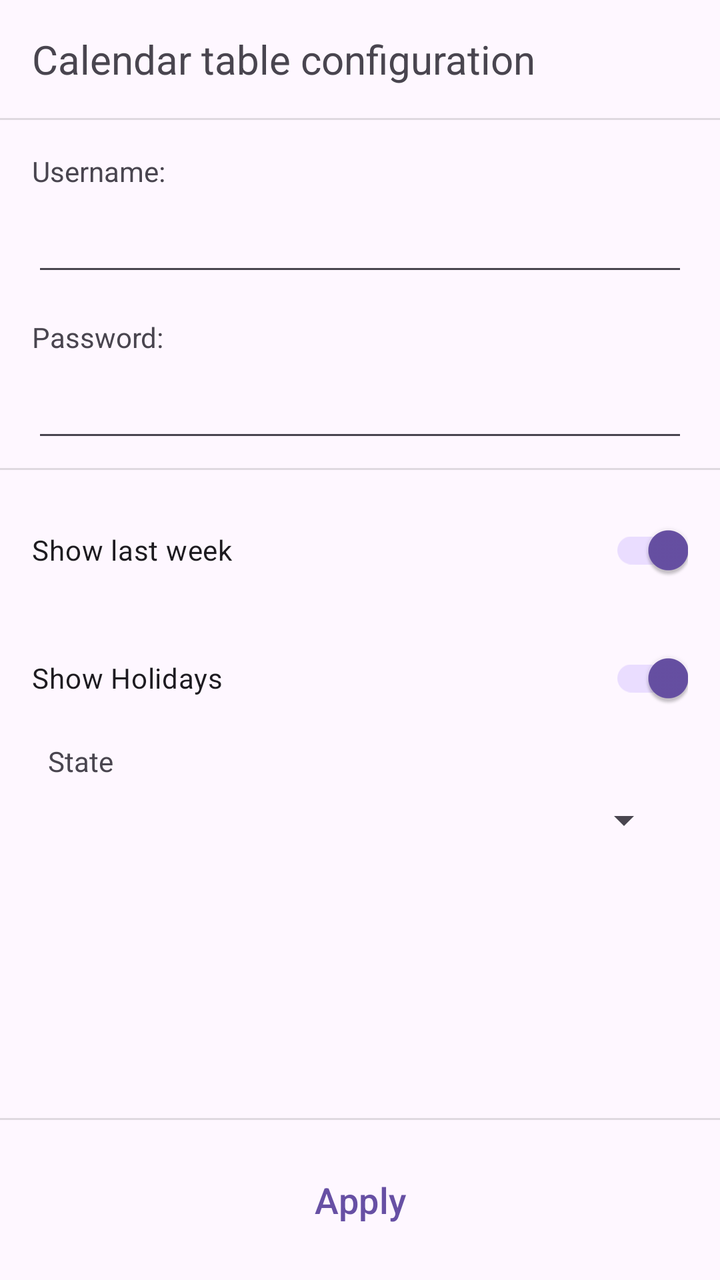
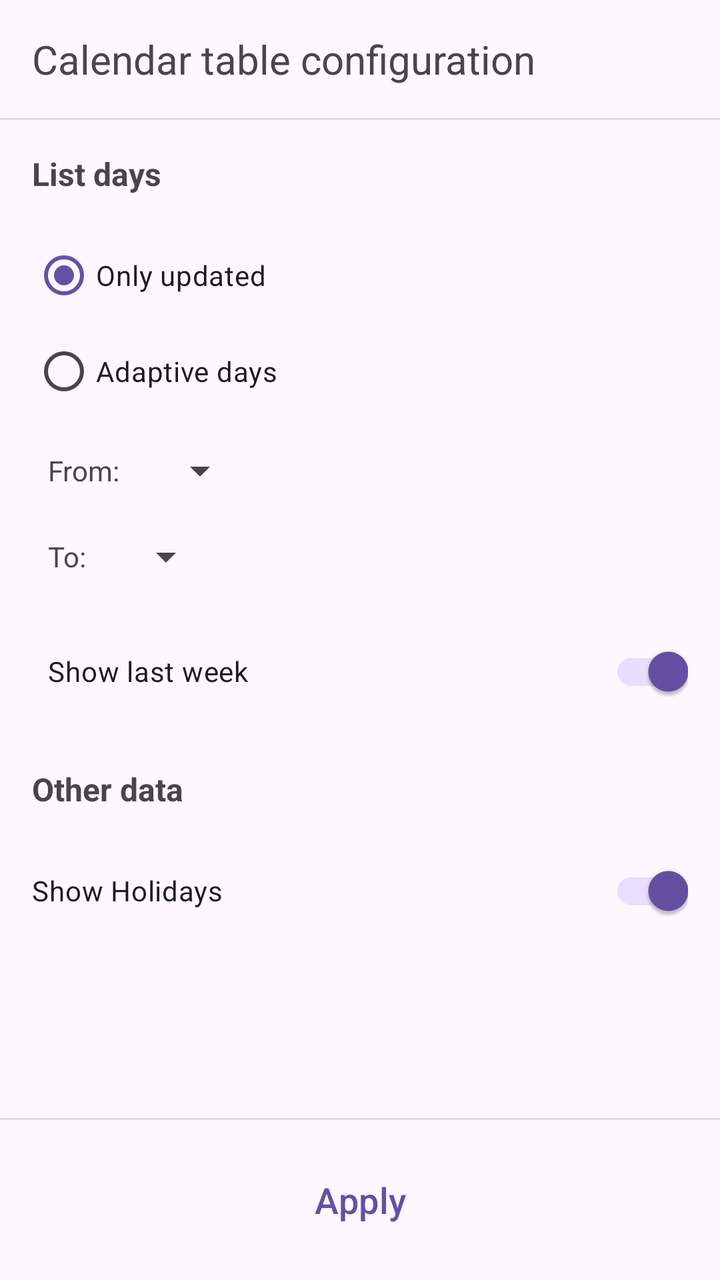

An Android layout rendered at two revisions. The XML below is the earlier revision; the diff shows what the commit changed to produce the second picture.
<!-- AndroidManifest.xml: application theme Theme.SMTweaks -->
<!-- res/layout/calendar_configuration_activity.xml -->
<?xml version="1.0" encoding="utf-8"?>
<androidx.constraintlayout.widget.ConstraintLayout xmlns:android="http://schemas.android.com/apk/res/android"
    xmlns:app="http://schemas.android.com/apk/res-auto"
    android:layout_width="match_parent"
    android:layout_height="match_parent"
    android:fitsSystemWindows="true">

    <ScrollView
        android:layout_width="match_parent"
        android:layout_height="0dp"
        app:layout_constraintBottom_toTopOf="@+id/divider3"
        app:layout_constraintEnd_toEndOf="parent"
        app:layout_constraintStart_toStartOf="parent"
        app:layout_constraintTop_toTopOf="parent">

        <androidx.constraintlayout.widget.ConstraintLayout
            android:layout_width="match_parent"
            android:layout_height="wrap_content">

            <TextView
                android:id="@+id/calendar_config_header"
                android:layout_width="wrap_content"
                android:layout_height="wrap_content"
                android:layout_marginStart="16dp"
                android:layout_marginTop="16dp"
                android:text="@string/calendar_table_widget_configuration"
                android:textSize="20sp"
                app:layout_constraintStart_toStartOf="parent"
                app:layout_constraintTop_toTopOf="parent" />

            <View
                android:id="@+id/divider"
                android:layout_width="match_parent"
                android:layout_height="1dp"
                android:layout_marginTop="16dp"
                android:background="?android:attr/listDivider"
                app:layout_constraintStart_toStartOf="parent"
                app:layout_constraintTop_toBottomOf="@+id/calendar_config_header" />

            <TextView
                android:id="@+id/calendar_config_username_text"
                android:layout_width="wrap_content"
                android:layout_height="wrap_content"
                android:layout_marginStart="16dp"
                android:layout_marginTop="16dp"
                android:text="@string/calendar_widget_configuration_username"
                app:layout_constraintStart_toStartOf="parent"
                app:layout_constraintTop_toBottomOf="@+id/divider" />

            <EditText
                android:id="@+id/calendar_config_username"
                android:layout_width="0dp"
                android:layout_height="48dp"
                android:layout_marginStart="16dp"
                android:layout_marginEnd="16dp"
                android:autofillHints="username"
                android:ems="10"
                android:inputType="textEmailAddress"
                app:layout_constraintEnd_toEndOf="parent"
                app:layout_constraintStart_toStartOf="parent"
                app:layout_constraintTop_toBottomOf="@+id/calendar_config_username_text" />

            <TextView
                android:id="@+id/calendar_config_password_text"
                android:layout_width="wrap_content"
                android:layout_height="wrap_content"
                android:layout_marginStart="16dp"
                android:layout_marginTop="16dp"
                android:text="@string/calendar_widget_configuration_password"
                app:layout_constraintStart_toStartOf="parent"
                app:layout_constraintTop_toBottomOf="@+id/calendar_config_username" />

            <EditText
                android:id="@+id/calendar_config_password"
                android:layout_width="0dp"
                android:layout_height="48dp"
                android:layout_marginStart="16dp"
                android:layout_marginEnd="16dp"
                android:autofillHints="password"
                android:ems="10"
                android:inputType="textPassword"
                app:layout_constraintEnd_toEndOf="parent"
                app:layout_constraintStart_toStartOf="parent"
                app:layout_constraintTop_toBottomOf="@+id/calendar_config_password_text" />

            <View
                android:id="@+id/divider2"
                android:layout_width="match_parent"
                android:layout_height="1dp"
                android:layout_marginTop="8dp"
                android:background="?android:attr/listDivider"
                app:layout_constraintStart_toStartOf="parent"
                app:layout_constraintTop_toBottomOf="@+id/calendar_config_password" />

            <androidx.appcompat.widget.SwitchCompat
                android:id="@+id/calendar_config_save_week"
                android:layout_width="0dp"
                android:layout_height="48dp"
                android:layout_marginStart="16dp"
                android:layout_marginTop="16dp"
                android:layout_marginEnd="16dp"
                android:checked="true"
                android:text="@string/calendar_widget_configuration_show_last_week_switch"
                app:layout_constraintEnd_toEndOf="parent"
                app:layout_constraintStart_toStartOf="parent"
                app:layout_constraintTop_toBottomOf="@+id/divider2" />

            <androidx.appcompat.widget.SwitchCompat
                android:id="@+id/calendar_config_show_holidays"
                android:layout_width="0dp"
                android:layout_height="48dp"
                android:layout_marginStart="16dp"
                android:layout_marginTop="16dp"
                android:layout_marginEnd="16dp"
                android:checked="true"
                android:text="@string/calendar_config_show_holidays"
                app:layout_constraintEnd_toEndOf="parent"
                app:layout_constraintStart_toStartOf="parent"
                app:layout_constraintTop_toBottomOf="@+id/calendar_config_save_week" />

            <TextView
                android:id="@+id/calendar_config_state_text"
                android:layout_width="wrap_content"
                android:layout_height="wrap_content"
                android:layout_marginStart="24dp"
                android:layout_marginTop="8dp"
                android:text="@string/calendar_widget_configuration_state"
                app:layout_constraintStart_toStartOf="parent"
                app:layout_constraintTop_toBottomOf="@+id/calendar_config_show_holidays" />

            <Spinner
                android:id="@+id/calendar_config_state"
                android:layout_width="match_parent"
                android:layout_height="wrap_content"
                android:layout_marginStart="24dp"
                android:layout_marginTop="8dp"
                android:layout_marginEnd="24dp"
                app:layout_constraintEnd_toEndOf="parent"
                app:layout_constraintStart_toStartOf="parent"
                app:layout_constraintTop_toBottomOf="@+id/calendar_config_state_text" />
        </androidx.constraintlayout.widget.ConstraintLayout>
    </ScrollView>

    <View
        android:id="@+id/divider3"
        android:layout_width="0dp"
        android:layout_height="1dp"
        android:layout_marginBottom="16dp"
        android:background="?android:attr/listDivider"
        app:layout_constraintBottom_toTopOf="@+id/calendar_config_button_apply"
        app:layout_constraintEnd_toEndOf="parent" />

    <Button
        android:id="@+id/calendar_config_button_apply"
        style="@style/Widget.Material3.Button.TextButton"
        android:layout_width="wrap_content"
        android:layout_height="wrap_content"
        android:layout_marginBottom="16dp"
        android:text="@string/calendar_widget_configuration_apply"
        android:textColor="?attr/colorPrimary"
        android:textSize="18sp"
        app:layout_constraintBottom_toBottomOf="parent"
        app:layout_constraintEnd_toEndOf="parent"
        app:layout_constraintStart_toStartOf="parent" />

</androidx.constraintlayout.widget.ConstraintLayout>
<!-- resources referenced by this layout -->
<resources>
  <string name="calendar_config_show_holidays">Show Holidays</string>
  <string name="calendar_table_widget_configuration">Calendar table configuration</string>
  <string name="calendar_widget_configuration_apply">Apply</string>
  <string name="calendar_widget_configuration_password">Password:</string>
  <string name="calendar_widget_configuration_show_last_week_switch">Show last week</string>
  <string name="calendar_widget_configuration_state">State</string>
  <string name="calendar_widget_configuration_username">Username:</string>
  <style name="Theme.SMTweaks" parent="Theme.Material3.DayNight.NoActionBar">
          <item name="android:statusBarColor">?attr/colorPrimaryVariant</item>
      </style>
</resources>

<!-- the commit's change to res/layout/calendar_configuration_activity.xml (unified diff, before → after) -->
@@ -37,73 +37,18 @@
                 app:layout_constraintStart_toStartOf="parent"
                 app:layout_constraintTop_toBottomOf="@+id/calendar_config_header" />
 
-            <TextView
-                android:id="@+id/calendar_config_username_text"
-                android:layout_width="wrap_content"
-                android:layout_height="wrap_content"
-                android:layout_marginStart="16dp"
-                android:layout_marginTop="16dp"
-                android:text="@string/calendar_widget_configuration_username"
-                app:layout_constraintStart_toStartOf="parent"
-                app:layout_constraintTop_toBottomOf="@+id/divider" />
-
-            <EditText
-                android:id="@+id/calendar_config_username"
-                android:layout_width="0dp"
-                android:layout_height="48dp"
-                android:layout_marginStart="16dp"
-                android:layout_marginEnd="16dp"
-                android:autofillHints="username"
-                android:ems="10"
-                android:inputType="textEmailAddress"
-                app:layout_constraintEnd_toEndOf="parent"
-                app:layout_constraintStart_toStartOf="parent"
-                app:layout_constraintTop_toBottomOf="@+id/calendar_config_username_text" />
-
-            <TextView
-                android:id="@+id/calendar_config_password_text"
-                android:layout_width="wrap_content"
-                android:layout_height="wrap_content"
-                android:layout_marginStart="16dp"
-                android:layout_marginTop="16dp"
-                android:text="@string/calendar_widget_configuration_password"
-                app:layout_constraintStart_toStartOf="parent"
-                app:layout_constraintTop_toBottomOf="@+id/calendar_config_username" />
-
-            <EditText
-                android:id="@+id/calendar_config_password"
-                android:layout_width="0dp"
-                android:layout_height="48dp"
-                android:layout_marginStart="16dp"
-                android:layout_marginEnd="16dp"
-                android:autofillHints="password"
-                android:ems="10"
-                android:inputType="textPassword"
-                app:layout_constraintEnd_toEndOf="parent"
-                app:layout_constraintStart_toStartOf="parent"
-                app:layout_constraintTop_toBottomOf="@+id/calendar_config_password_text" />
-
-            <View
-                android:id="@+id/divider2"
-                android:layout_width="match_parent"
-                android:layout_height="1dp"
-                android:layout_marginTop="8dp"
-                android:background="?android:attr/listDivider"
-                app:layout_constraintStart_toStartOf="parent"
-                app:layout_constraintTop_toBottomOf="@+id/calendar_config_password" />
-
             <androidx.appcompat.widget.SwitchCompat
                 android:id="@+id/calendar_config_save_week"
                 android:layout_width="0dp"
                 android:layout_height="48dp"
-                android:layout_marginStart="16dp"
-                android:layout_marginTop="16dp"
+                android:layout_marginStart="24dp"
+                android:layout_marginTop="24dp"
                 android:layout_marginEnd="16dp"
                 android:checked="true"
                 android:text="@string/calendar_widget_configuration_show_last_week_switch"
                 app:layout_constraintEnd_toEndOf="parent"
                 app:layout_constraintStart_toStartOf="parent"
-                app:layout_constraintTop_toBottomOf="@+id/divider2" />
+                app:layout_constraintTop_toBottomOf="@+id/calendar_config_text_to" />
 
             <androidx.appcompat.widget.SwitchCompat
                 android:id="@+id/calendar_config_show_holidays"
@@ -116,28 +61,93 @@
                 android:text="@string/calendar_config_show_holidays"
                 app:layout_constraintEnd_toEndOf="parent"
                 app:layout_constraintStart_toStartOf="parent"
-                app:layout_constraintTop_toBottomOf="@+id/calendar_config_save_week" />
+                app:layout_constraintTop_toBottomOf="@+id/textView2" />
+
+            <Spinner
+                android:id="@+id/calendar_config_spinner_from"
+                android:layout_width="wrap_content"
+                android:layout_height="wrap_content"
+                android:layout_marginStart="16dp"
+                app:layout_constraintBottom_toBottomOf="@+id/calendar_config_text_to"
+                app:layout_constraintStart_toEndOf="@+id/calendar_config_text_to"
+                app:layout_constraintTop_toTopOf="@+id/calendar_config_text_to" />
+
+            <Spinner
+                android:id="@+id/calendar_config_spinner_to"
+                android:layout_width="wrap_content"
+                android:layout_height="wrap_content"
+                android:layout_marginStart="16dp"
+                app:layout_constraintBottom_toBottomOf="@+id/calendar_config_text_from"
+                app:layout_constraintStart_toEndOf="@+id/calendar_config_text_from"
+                app:layout_constraintTop_toTopOf="@+id/calendar_config_text_from" />
+
+            <RadioGroup
+                android:id="@+id/radioGroup"
+                android:layout_width="wrap_content"
+                android:layout_height="wrap_content"
+                android:layout_marginStart="16dp"
+                android:layout_marginTop="16dp"
+                app:layout_constraintStart_toStartOf="parent"
+                app:layout_constraintTop_toBottomOf="@+id/calendar_config_text_list">
+
+                <RadioButton
+                    android:id="@+id/calendar_config_radio_updated"
+                    android:layout_width="match_parent"
+                    android:layout_height="wrap_content"
+                    android:checked="true"
+                    android:text="Only updated" />
+
+                <RadioButton
+                    android:id="@+id/calendar_config_radio_adaptive"
+                    android:layout_width="match_parent"
+                    android:layout_height="wrap_content"
+                    android:text="Adaptive days" />
+            </RadioGroup>
 
             <TextView
-                android:id="@+id/calendar_config_state_text"
+                android:id="@+id/calendar_config_text_list"
+                android:layout_width="wrap_content"
+                android:layout_height="wrap_content"
+                android:layout_marginStart="16dp"
+                android:layout_marginTop="16dp"
+                android:text="List days"
+                android:textSize="16sp"
+                android:textStyle="bold"
+                app:layout_constraintStart_toStartOf="parent"
+                app:layout_constraintTop_toBottomOf="@+id/divider" />
+
+            <TextView
+                android:id="@+id/calendar_config_text_from"
                 android:layout_width="wrap_content"
                 android:layout_height="wrap_content"
                 android:layout_marginStart="24dp"
-                android:layout_marginTop="8dp"
-                android:text="@string/calendar_widget_configuration_state"
+                android:layout_marginTop="16dp"
+                android:text="From:"
                 app:layout_constraintStart_toStartOf="parent"
-                app:layout_constraintTop_toBottomOf="@+id/calendar_config_show_holidays" />
+                app:layout_constraintTop_toBottomOf="@+id/radioGroup" />
 
-            <Spinner
-                android:id="@+id/calendar_config_state"
-                android:layout_width="match_parent"
+            <TextView
+                android:id="@+id/calendar_config_text_to"
+                android:layout_width="wrap_content"
                 android:layout_height="wrap_content"
                 android:layout_marginStart="24dp"
-                android:layout_marginTop="8dp"
-                android:layout_marginEnd="24dp"
-                app:layout_constraintEnd_toEndOf="parent"
+                android:layout_marginTop="24dp"
+                android:text="To:"
                 app:layout_constraintStart_toStartOf="parent"
-                app:layout_constraintTop_toBottomOf="@+id/calendar_config_state_text" />
+                app:layout_constraintTop_toBottomOf="@+id/calendar_config_text_from" />
+
+            <TextView
+                android:id="@+id/textView2"
+                android:layout_width="wrap_content"
+                android:layout_height="wrap_content"
+                android:layout_marginStart="16dp"
+                android:layout_marginTop="24dp"
+                android:text="Other data"
+                android:textSize="16sp"
+                android:textStyle="bold"
+                app:layout_constraintStart_toStartOf="parent"
+                app:layout_constraintTop_toBottomOf="@+id/calendar_config_save_week" />
+
         </androidx.constraintlayout.widget.ConstraintLayout>
     </ScrollView>
 
<!-- resource entries referenced after the edit -->
@@ -3,10 +3,7 @@
   <string name="calendar_config_show_holidays">Show Holidays</string>
   <string name="calendar_table_widget_configuration">Calendar table configuration</string>
   <string name="calendar_widget_configuration_apply">Apply</string>
-  <string name="calendar_widget_configuration_password">Password:</string>
   <string name="calendar_widget_configuration_show_last_week_switch">Show last week</string>
-  <string name="calendar_widget_configuration_state">State</string>
-  <string name="calendar_widget_configuration_username">Username:</string>
   <style name="Theme.SMTweaks" parent="Theme.Material3.DayNight.NoActionBar">
           <item name="android:statusBarColor">?attr/colorPrimaryVariant</item>
       </style>
